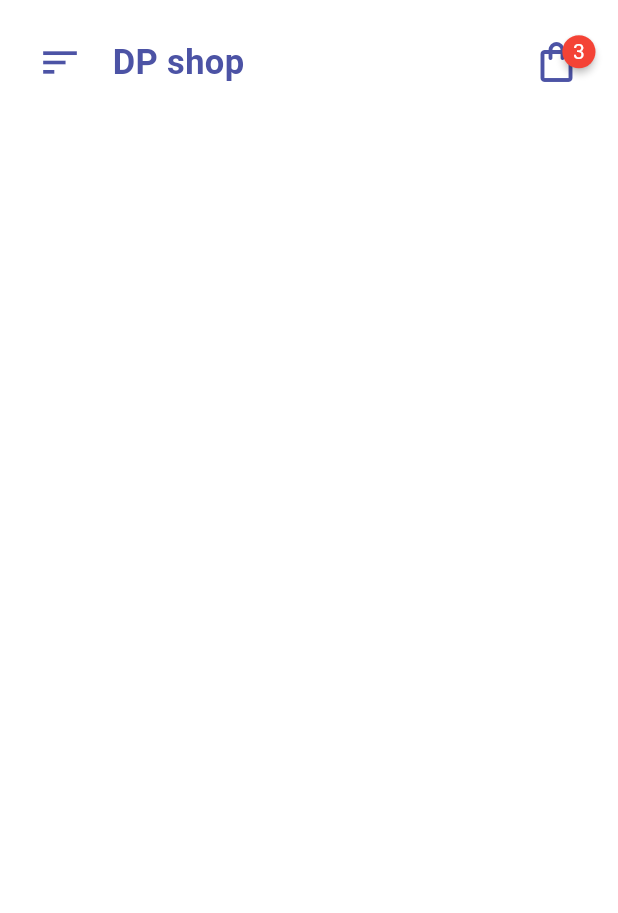
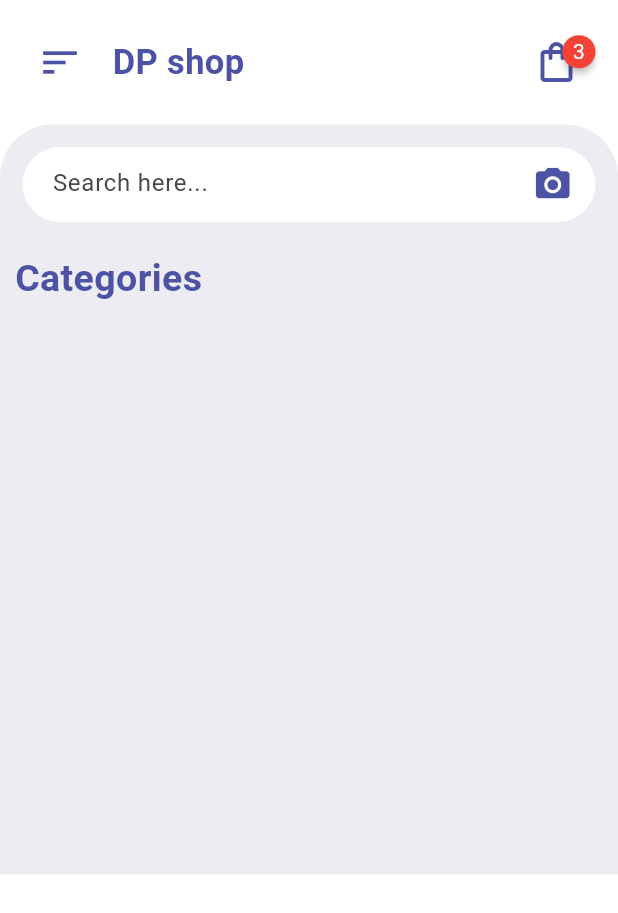
Before and after one commit to mcalisadeghi/Shopping_App_UI_Design, a Flutter app: the screen it shows after launch, on a phone screen of 412 x 824 dp. Shown: the top 913 px of the screen. Run offline on Flutter 3.47's test engine with Material 2 defaults, Android fonts, the phone set to English and light mode, and no system bars; drawn by our look-alikes of badges.

Commit message:
search bar

```diff
--- a/lib/screan/home_page.dart
+++ b/lib/screan/home_page.dart
@@ -18,8 +18,89 @@ class _ShoppingAppState extends State<ShoppingApp> {
       //   ],
       // )
       body: ListView(
-        children: const <Widget>[
-          HomePageAppBar(),
+        children: <Widget>[
+          const HomePageAppBar(),
+          Container(
+            height: 500,
+            padding: const EdgeInsets.only(
+              top: 15,
+            ),
+            decoration: const BoxDecoration(
+              color: Color(
+                0xFFEDECF2,
+              ),
+              borderRadius: BorderRadius.only(
+                topLeft: Radius.circular(
+                  35,
+                ),
+                topRight: Radius.circular(
+                  35,
+                ),
+              ),
+            ),
+            child: Column(
+              children: [
+                Container(
+                  margin: const EdgeInsets.symmetric(
+                    horizontal: 15,
+                  ),
+                  padding: const EdgeInsets.symmetric(
+                    horizontal: 15,
+                  ),
+                  height: 50,
+                  decoration: BoxDecoration(
+                    color: Colors.white,
+                    borderRadius: BorderRadius.circular(
+                      30,
+                    ),
+                  ),
+                  child: Row(
+                    children: [
+                      Container(
+                        margin: const EdgeInsets.only(
+                          left: 5,
+                        ),
+                        height: 50,
+                        width: 300,
+                        child: TextFormField(
+                          decoration: const InputDecoration(
+                            border: InputBorder.none,
+                            hintText: 'Search here...',
+                          ),
+                        ),
+                      ),
+                      const Spacer(),
+                      const Icon(
+                        Icons.camera_alt,
+                        size: 27,
+                        color: Color(
+                          0xFF4C53A5,
+                        ),
+                      ),
+                    ],
+                  ),
+                ),
+                Container(
+                  alignment: Alignment.centerLeft,
+                  margin: EdgeInsets.symmetric(
+                    vertical: 20,
+                    horizontal: 10,
+                  ),
+                  child: Text(
+                    'Categories',
+                    style: TextStyle(
+                      fontSize: 25,
+                      fontWeight: FontWeight.bold,
+                      color: Color(
+                        0xFF4C53A5,
+                      ),
+                    ),
+                  ),
+                ),
+                //categories
+              ],
+            ),
+          ),
         ],
       ),
     );
```
